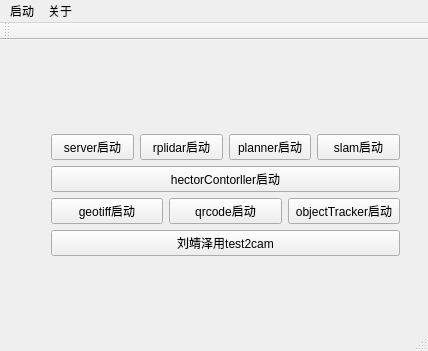
Before: the Qt Designer form explorer_ui/ui/qexplorerserver.ui in MaxChanger/nwpu_explorer_2018, drawn with Qt 5.
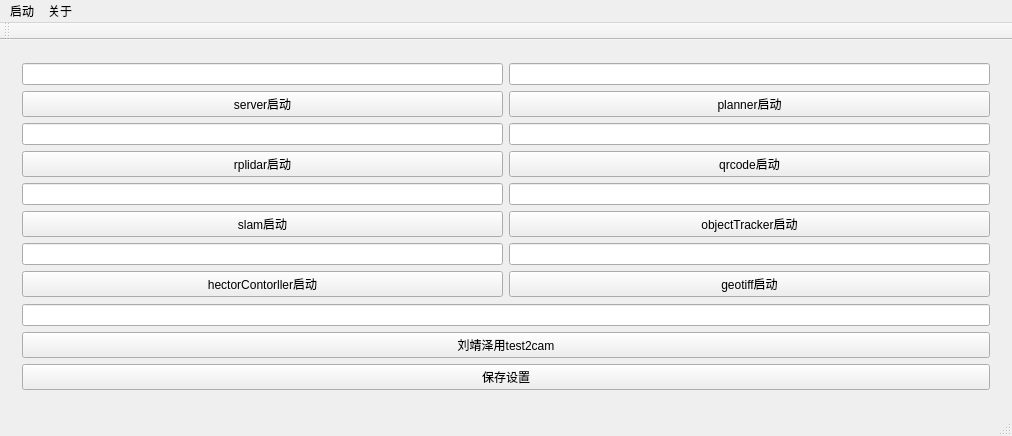
After: the same form once the commit is applied.

```diff
--- a/explorer_ui/ui/qexplorerserver.ui
+++ b/explorer_ui/ui/qexplorerserver.ui
@@ -6,8 +6,8 @@
    <rect>
     <x>0</x>
     <y>0</y>
-    <width>428</width>
-    <height>351</height>
+    <width>1012</width>
+    <height>436</height>
    </rect>
   </property>
   <property name="windowTitle">
@@ -20,20 +20,17 @@
      <verstretch>0</verstretch>
     </sizepolicy>
    </property>
+   <layout class="QGridLayout" name="gridLayout_2">
+    <item row="0" column="0">
    <widget class="QWidget" name="widget" native="true">
-    <property name="geometry">
-     <rect>
-      <x>40</x>
-      <y>30</y>
-      <width>371</width>
-      <height>251</height>
-     </rect>
-    </property>
     <layout class="QGridLayout" name="gridLayout">
      <item row="0" column="0">
+        <layout class="QVBoxLayout" name="verticalLayout_12">
+         <item>
       <layout class="QVBoxLayout" name="verticalLayout">
        <item>
-        <layout class="QHBoxLayout" name="horizontalLayout">
+            <widget class="QLineEdit" name="serverEdit"/>
+           </item>
          <item>
           <widget class="QPushButton" name="serverButton">
            <property name="text">
@@ -41,6 +38,13 @@
            </property>
           </widget>
          </item>
+          </layout>
+         </item>
+         <item>
+          <layout class="QVBoxLayout" name="verticalLayout_2">
+           <item>
+            <widget class="QLineEdit" name="rplidarEdit"/>
+           </item>
          <item>
           <widget class="QPushButton" name="rplidarButton">
            <property name="text">
@@ -48,12 +52,12 @@
            </property>
           </widget>
          </item>
+          </layout>
+         </item>
          <item>
-          <widget class="QPushButton" name="plannerButton">
-           <property name="text">
-            <string>planner启动</string>
-           </property>
-          </widget>
+          <layout class="QVBoxLayout" name="verticalLayout_5">
+           <item>
+            <widget class="QLineEdit" name="slamEdit"/>
          </item>
          <item>
           <widget class="QPushButton" name="slamButton">
@@ -65,20 +69,41 @@
         </layout>
        </item>
        <item>
+          <layout class="QVBoxLayout" name="verticalLayout_6">
+           <item>
+            <widget class="QLineEdit" name="hectorConEdit"/>
+           </item>
+           <item>
         <widget class="QPushButton" name="hectorConButton">
          <property name="text">
           <string>hectorContorller启动</string>
          </property>
         </widget>
        </item>
+          </layout>
+         </item>
+        </layout>
+       </item>
+       <item row="0" column="1">
+        <layout class="QVBoxLayout" name="verticalLayout_13">
        <item>
-        <layout class="QHBoxLayout" name="horizontalLayout_2">
+          <layout class="QVBoxLayout" name="verticalLayout_3">
          <item>
-          <widget class="QPushButton" name="geotiffButton">
+            <widget class="QLineEdit" name="plannerEdit"/>
+           </item>
+           <item>
+            <widget class="QPushButton" name="plannerButton">
            <property name="text">
-            <string>geotiff启动</string>
-           </property>
-          </widget>
+              <string>planner启动</string>
+             </property>
+            </widget>
+           </item>
+          </layout>
+         </item>
+         <item>
+          <layout class="QVBoxLayout" name="verticalLayout_8">
+           <item>
+            <widget class="QLineEdit" name="qrcodeEdit"/>
          </item>
          <item>
           <widget class="QPushButton" name="qrcodeButton">
@@ -87,6 +112,13 @@
            </property>
           </widget>
          </item>
+          </layout>
+         </item>
+         <item>
+          <layout class="QVBoxLayout" name="verticalLayout_10">
+           <item>
+            <widget class="QLineEdit" name="objtrackEdit"/>
+           </item>
          <item>
           <widget class="QPushButton" name="objtrackButton">
            <property name="text">
@@ -97,23 +129,53 @@
         </layout>
        </item>
        <item>
+          <layout class="QVBoxLayout" name="verticalLayout_7">
+           <item>
+            <widget class="QLineEdit" name="geotiffEdit"/>
+           </item>
+           <item>
+            <widget class="QPushButton" name="geotiffButton">
+             <property name="text">
+              <string>geotiff启动</string>
+             </property>
+            </widget>
+           </item>
+          </layout>
+         </item>
+        </layout>
+       </item>
+       <item row="1" column="0" colspan="2">
+        <layout class="QVBoxLayout" name="verticalLayout_11">
+         <item>
+          <widget class="QLineEdit" name="camStartEdit"/>
+         </item>
+         <item>
         <widget class="QPushButton" name="camStartButton">
          <property name="text">
           <string>刘靖泽用test2cam</string>
          </property>
         </widget>
        </item>
+         <item>
+          <widget class="QPushButton" name="saveButton">
+           <property name="text">
+            <string>保存设置</string>
+           </property>
+          </widget>
+         </item>
       </layout>
      </item>
     </layout>
    </widget>
+    </item>
+   </layout>
   </widget>
   <widget class="QMenuBar" name="menuBar">
    <property name="geometry">
     <rect>
      <x>0</x>
      <y>0</y>
-     <width>428</width>
+     <width>1012</width>
      <height>23</height>
     </rect>
    </property>
```
Lines whose indentation alone changed are shown as unchanged.
